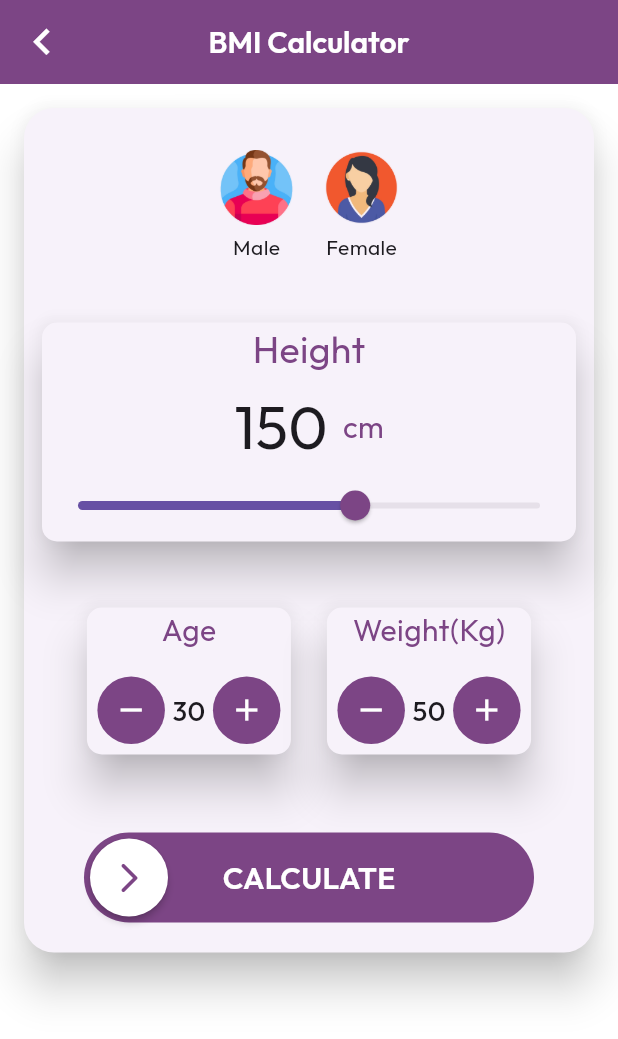
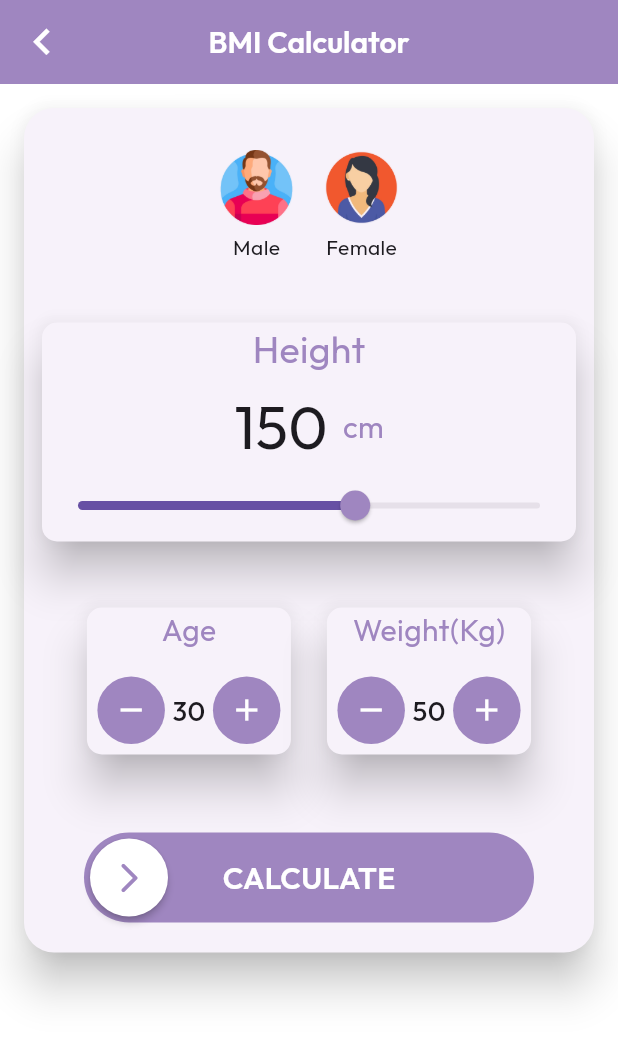
Before and after one commit to Navaneethakrishnan-appdev/image-picker, a Flutter app: the HomeScreen screen opened directly, after a tap on "BMI Calculator:", on a phone screen of 412 x 824 dp. Shown: the top 1039 px of the screen. Run offline on Flutter 3.47's test engine with Material 3 defaults, Android fonts, the phone set to English and light mode, and no system bars; drawn by our look-alikes of swipeable_button_view; our stand-ins replace camera, cloud_firestore, firebase_auth, firebase_core, firebase_storage, google_fonts and 4 more; missing offline and left inert: flutter_3d_choice_chip, google_mlkit_pose_detection, pretty_gauge; accounts and stored records are empty; network calls fail.

Commit message:
color change

```diff
--- a/lib/home_screen.dart
+++ b/lib/home_screen.dart
@@ -3,10 +3,10 @@ import 'package:google_fonts/google_fonts.dart';
 import 'package:image_picker_test/modul/bmi_calculator/bmi_calculator.dart';
 import 'package:image_picker_test/modul/live_camera_fitness_tracker/exercise_listing_screen.dart';
 import 'package:image_picker_test/modul/yoga_pose_detection/yoga_pose_detection.dart';
+
+import 'profile_page.dart';
 import 'services/auth_service.dart';
 import 'signin_page.dart';
-import 'profile_page.dart';
-import 'package:firebase_auth/firebase_auth.dart';
 
 class HomeScreen extends StatefulWidget {
   const HomeScreen({super.key});
@@ -87,10 +87,10 @@ class _HomeScreenState extends State<HomeScreen> {
               ),
               currentAccountPicture: CircleAvatar(
                 backgroundColor: Colors.white,
-                backgroundImage: userPhotoUrl != null
-                    ? NetworkImage(userPhotoUrl!)
-                    : null,
-                child: userPhotoUrl == null
+                backgroundImage:
+                    userPhotoUrl != null ? NetworkImage(userPhotoUrl!) : null,
+                child:
+                    userPhotoUrl == null
                         ? Icon(
                           Icons.person,
                           size: 40,
@@ -98,32 +98,28 @@ class _HomeScreenState extends State<HomeScreen> {
                         )
                         : null,
               ),
-              decoration: const BoxDecoration(
-                color: Color(0xff129990),
-              ),
+              decoration: const BoxDecoration(color: Color(0xff129990)),
             ),
             ListTile(
-              leading: const Icon(Icons.home,color: Colors.black,),
+              leading: const Icon(Icons.home, color: Colors.black),
               title: const Text('Home'),
               onTap: () {
                 Navigator.pop(context);
               },
             ),
             ListTile(
-              leading: const Icon(Icons.person,color: Colors.black,),
+              leading: const Icon(Icons.person, color: Colors.black),
               title: const Text('Profile'),
               onTap: () {
                 Navigator.pop(context);
                 Navigator.push(
                   context,
-                  MaterialPageRoute(
-                    builder: (context) => const ProfilePage(),
-                  ),
+                  MaterialPageRoute(builder: (context) => const ProfilePage()),
                 );
               },
             ),
             ListTile(
-              leading: const Icon(Icons.fitness_center,color: Colors.black),
+              leading: const Icon(Icons.fitness_center, color: Colors.black),
               title: const Text('Exercises'),
               onTap: () {
                 Navigator.pop(context);
@@ -136,34 +132,30 @@ class _HomeScreenState extends State<HomeScreen> {
               },
             ),
             ListTile(
-              leading: const Icon(Icons.self_improvement,color: Colors.black),
+              leading: const Icon(Icons.self_improvement, color: Colors.black),
               title: const Text('Yoga Pose Detection'),
               onTap: () {
                 Navigator.pop(context);
                 Navigator.push(
                   context,
-                  MaterialPageRoute(
-                    builder: (context) => YogaPoseDetection(),
-                  ),
+                  MaterialPageRoute(builder: (context) => YogaPoseDetection()),
                 );
               },
             ),
             ListTile(
-              leading: const Icon(Icons.calculate,color: Colors.black),
+              leading: const Icon(Icons.calculate, color: Colors.black),
               title: const Text('BMI Calculator'),
               onTap: () {
                 Navigator.pop(context);
                 Navigator.push(
                   context,
-                  MaterialPageRoute(
-                    builder: (context) => BmiCalculator(),
-                  ),
+                  MaterialPageRoute(builder: (context) => BmiCalculator()),
                 );
               },
             ),
             const Divider(),
             ListTile(
-              leading: const Icon(Icons.logout,color: Colors.black),
+              leading: const Icon(Icons.logout, color: Colors.black),
               title: const Text('Sign Out'),
               onTap: _signOut,
             ),
@@ -304,7 +296,7 @@ class _HomeScreenState extends State<HomeScreen> {
                       decoration: BoxDecoration(
                         color: Color(0xffAA60C8),
                         borderRadius: BorderRadius.circular(20),
-                        border: Border.all(color: Colors.black, width: 1),
+                        border: Border.all(color: Colors.white, width: 1),
                         boxShadow: [
                           BoxShadow(
                             color: Colors.grey.withOpacity(0.5),
@@ -383,9 +375,9 @@ class _HomeScreenState extends State<HomeScreen> {
                       ),
                       padding: EdgeInsets.all(15),
                       decoration: BoxDecoration(
-                        color: Color(0xfffee6c0),
+                        color: Color(0xff9f86c0),
                         borderRadius: BorderRadius.circular(20),
-                        border: Border.all(color: Color(0xfffc2c00), width: 1),
+                        border: Border.all(color: Colors.white, width: 1),
                         boxShadow: [
                           BoxShadow(
                             color: Colors.grey.withOpacity(0.5),
@@ -402,7 +394,7 @@ class _HomeScreenState extends State<HomeScreen> {
                             child: Text(
                               'BMI Calculator:',
                               style: GoogleFonts.outfit(
-                                color: Color(0xfffc2c00),
+                                color: Colors.white,
                                 fontSize: 18,
                                 fontWeight: FontWeight.w600,
                               ),
--- a/lib/modul/bmi_calculator/age_weight_widget.dart
+++ b/lib/modul/bmi_calculator/age_weight_widget.dart
@@ -42,7 +42,7 @@ class _AgeWeightWidgetState extends State<AgeWeightWidget> {
           children: [
             Text(
               widget.title,
-              style: GoogleFonts.outfit(fontSize: 20, color: Color(0xff7C4585)),
+              style: GoogleFonts.outfit(fontSize: 20, color: Color(0xff9f86c0)),
             ),
             SizedBox(height: 10),
             Padding(
@@ -63,7 +63,7 @@ class _AgeWeightWidgetState extends State<AgeWeightWidget> {
                       width: 45,
                       child: CircleAvatar(
                         radius: 12,
-                        backgroundColor: Color(0xff7C4585),
+                        backgroundColor: Color(0xff9f86c0),
                         child: Icon(Icons.remove, color: Colors.white),
                       ),
                     ),
@@ -92,7 +92,7 @@ class _AgeWeightWidgetState extends State<AgeWeightWidget> {
                       width: 45,
                       child: CircleAvatar(
                         radius: 12,
-                        backgroundColor: Color(0xff7C4585),
+                        backgroundColor: Color(0xff9f86c0),
                         child: Icon(Icons.add, color: Colors.white),
                       ),
                     ),
--- a/lib/modul/bmi_calculator/bmi_calculator.dart
+++ b/lib/modul/bmi_calculator/bmi_calculator.dart
@@ -46,7 +46,7 @@ class _BmiCalculatorState extends State<BmiCalculator> {
             color: Colors.white,
           ),
         ),
-        backgroundColor: Color(0xff7C4585),
+        backgroundColor: Color(0xff9f86c0),
         centerTitle: true,
       ),
       body: SingleChildScrollView(
@@ -125,10 +125,10 @@ class _BmiCalculatorState extends State<BmiCalculator> {
                         });
                       });
                     },
-                    activeColor: Color(0xff7C4585),
+                    activeColor: Color(0xff9f86c0),
                     buttonWidget: Icon(
                       Icons.arrow_forward_ios_rounded,
-                      color: Color(0xff7C4585),
+                      color: Color(0xff9f86c0),
                     ),
                     buttonText: 'CALCULATE',
                     buttontextstyle: GoogleFonts.outfit(
--- a/lib/modul/bmi_calculator/gender_widget.dart
+++ b/lib/modul/bmi_calculator/gender_widget.dart
@@ -15,13 +15,13 @@ class _GenderWidgetState extends State<GenderWidget> {
 
   final ChoiceChip3DStyle SelectedStyle = ChoiceChip3DStyle(
     topColor: Colors.grey[200]!,
-    backColor: Color(0xff7C4585),
+    backColor: Color(0xff9f86c0),
     borderRadius: BorderRadius.circular(20),
   );
 
   final ChoiceChip3DStyle unSelectedStyle = ChoiceChip3DStyle(
     topColor: Colors.white,
-    backColor: Color(0xff7C4585),
+    backColor: Color(0xff9f86c0),
     borderRadius: BorderRadius.circular(20),
   );
 
@@ -33,7 +33,7 @@ class _GenderWidgetState extends State<GenderWidget> {
         mainAxisAlignment: MainAxisAlignment.center,
         children: [
           ChoiceChip3D(
-            border: Border.all(color: Color(0xff7C4585)),
+            border: Border.all(color: Color(0xff9f86c0)),
             style: _gender == 1 ? SelectedStyle : unSelectedStyle,
             onSelected: () {
               setState(() {
@@ -53,7 +53,7 @@ class _GenderWidgetState extends State<GenderWidget> {
           ),
           SizedBox(width: 20),
           ChoiceChip3D(
-            border: Border.all(color: Color(0xff7C4585)),
+            border: Border.all(color: Color(0xff9f86c0)),
             style: _gender == 2 ? SelectedStyle : unSelectedStyle,
             onSelected: () {
               setState(() {
--- a/lib/modul/bmi_calculator/height_widget.dart
+++ b/lib/modul/bmi_calculator/height_widget.dart
@@ -23,7 +23,7 @@ class _HeightWidgetState extends State<HeightWidget> {
           children: [
             Text(
               'Height',
-              style: GoogleFonts.outfit(fontSize: 25, color: Color(0xff7C4585)),
+              style: GoogleFonts.outfit(fontSize: 25, color: Color(0xff9f86c0)),
             ),
             SizedBox(height: 5),
             Row(
@@ -38,7 +38,7 @@ class _HeightWidgetState extends State<HeightWidget> {
                   'cm',
                   style: GoogleFonts.outfit(
                     fontSize: 20,
-                    color: Color(0xff7C4585),
+                    color: Color(0xff9f86c0),
                   ),
                 ),
               ],
@@ -47,7 +47,7 @@ class _HeightWidgetState extends State<HeightWidget> {
               min: 0,
               max: 250,
               value: _height.toDouble(),
-              thumbColor: Color(0xff7C4585),
+              thumbColor: Color(0xff9f86c0),
               onChanged: (value) {
                 setState(() {
                   _height = value.toInt();
--- a/lib/modul/live_camera_fitness_tracker/level_selection_page.dart
+++ b/lib/modul/live_camera_fitness_tracker/level_selection_page.dart
@@ -51,7 +51,7 @@ class _LevelSelectionPageState extends State<LevelSelectionPage> {
                 level.isCompleted
                     ? Color(0xffCAE8BD)
                     // ? Colors.green.withOpacity(0.1)
-                    : Color(0xffF4E7E1),
+                    : Colors.white,
             elevation: 5,
             child: ListTile(
               leading: CircleAvatar(
```
Also changed, not shown: lib/modul/bmi_calculator/score_screen.dart (+5 -5 lines), lib/signin_page.dart (+8 -1 lines). Lines whose indentation alone changed are shown as unchanged.
